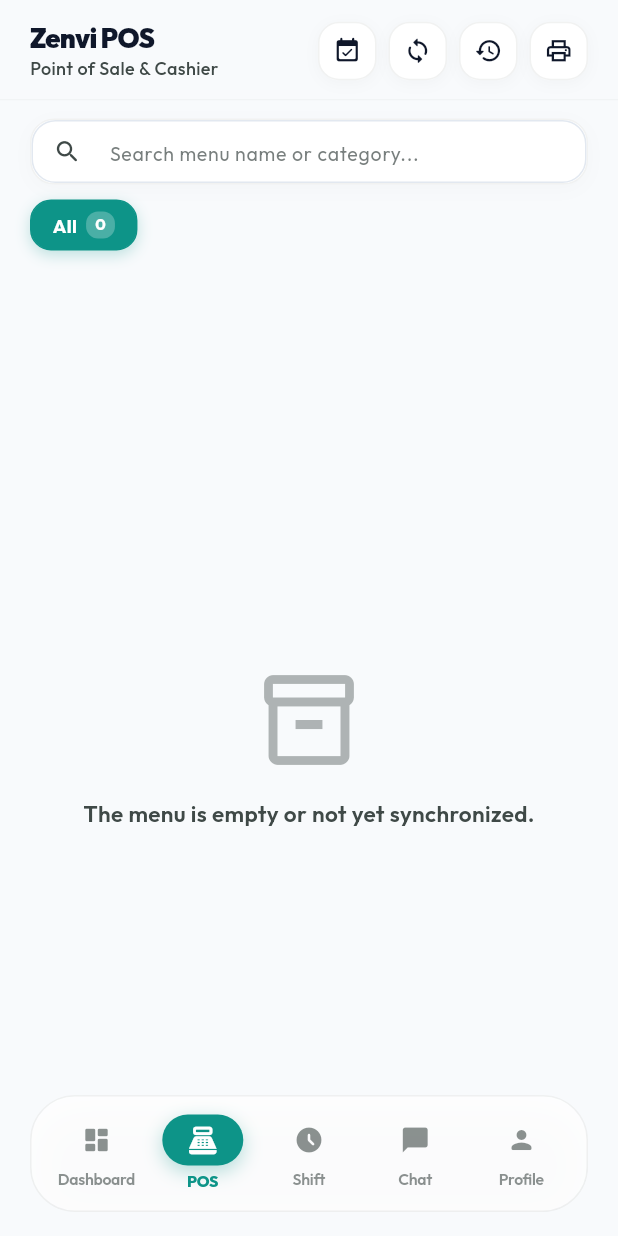
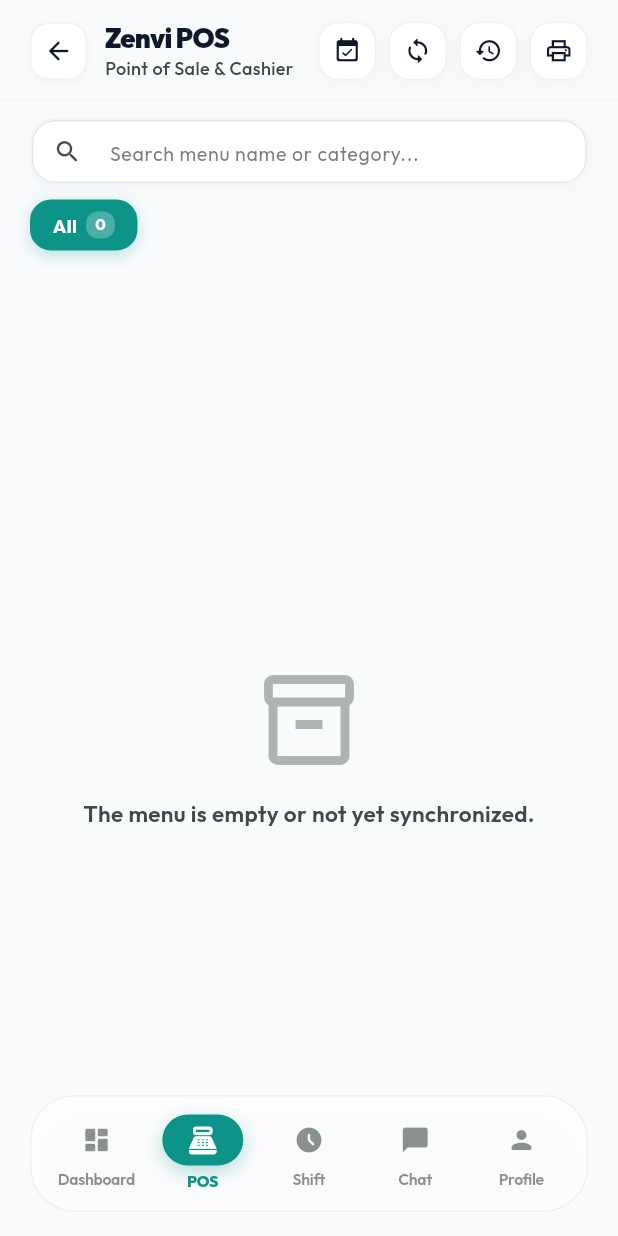
Before and after one commit to deniadamsf/zenvi-app, a Flutter app: the EmployeeDashboardScreen screen opened directly, item 2 of the bottom bar chosen, on a phone screen of 412 x 824 dp. Run offline on Flutter 3.47's test engine with Material 3 defaults, Android fonts, the phone set to English and light mode, and no system bars; drawn by our look-alikes of flutter_animate; our stand-ins replace connectivity_plus, easy_localization, firebase_core, firebase_messaging, fl_chart, flutter_local_notifications and 12 more; missing offline and left inert: blue_thermal_printer, esc_pos_utils_plus, google_mlkit_face_detection; accounts and stored records are empty; network calls fail.

Commit message:
fix(navigation): add back navigation and PopScope handling for cashier POS tab and dashboards

```diff
--- a/frontend_pos/lib/screens/dashboard/employee_dashboard_screen.dart
+++ b/frontend_pos/lib/screens/dashboard/employee_dashboard_screen.dart
@@ -114,6 +114,9 @@ class _EmployeeDashboardScreenState extends State<EmployeeDashboardScreen> {
             final shiftIdx = navItems.indexWhere((item) => item.label == 'shift'.tr());
             if (shiftIdx != -1) _navigateToTab(shiftIdx);
           },
+          onNavigateBack: () {
+            _navigateToTab(0);
+          },
         ),
       ));
     }
@@ -143,7 +146,15 @@ class _EmployeeDashboardScreenState extends State<EmployeeDashboardScreen> {
       _selectedIndex = 0;
     }
 
-    return Scaffold(
+    return PopScope(
+      canPop: _selectedIndex == 0,
+      onPopInvokedWithResult: (didPop, result) {
+        if (didPop) return;
+        setState(() {
+          _selectedIndex = 0;
+        });
+      },
+      child: Scaffold(
         backgroundColor: theme.scaffoldBackgroundColor,
         extendBody: true,
         extendBodyBehindAppBar: true,
@@ -181,6 +192,7 @@ class _EmployeeDashboardScreenState extends State<EmployeeDashboardScreen> {
           ],
         ),
         bottomNavigationBar: isKeyboardOpen ? null : _buildBottomNav(theme, context, navItems),
+      ),
     );
   }
 
--- a/frontend_pos/lib/screens/pos/pos_screen.dart
+++ b/frontend_pos/lib/screens/pos/pos_screen.dart
@@ -22,7 +22,8 @@ import 'reservation_selection_modal.dart';
 
 class POSScreen extends StatefulWidget {
   final VoidCallback? onNavigateToShift;
-  const POSScreen({super.key, this.onNavigateToShift});
+  final VoidCallback? onNavigateBack;
+  const POSScreen({super.key, this.onNavigateToShift, this.onNavigateBack});
 
   @override
   State<POSScreen> createState() => _POSScreenState();
@@ -661,7 +662,42 @@ class _POSScreenState extends State<POSScreen> {
             mainAxisAlignment: MainAxisAlignment.spaceBetween,
             crossAxisAlignment: CrossAxisAlignment.center,
             children: [
-              // Judul POS yang luas (tidak akan terpotong elipsis)
+              // Judul POS yang luas (dengan tombol Back jika ada onNavigateBack atau canPop)
+              Expanded(
+                child: Row(
+                  children: [
+                    if (widget.onNavigateBack != null || Navigator.of(context).canPop()) ...[
+                      Material(
+                        color: Colors.transparent,
+                        child: InkWell(
+                          onTap: () {
+                            if (widget.onNavigateBack != null) {
+                              widget.onNavigateBack!();
+                            } else if (Navigator.of(context).canPop()) {
+                              Navigator.of(context).pop();
+                            }
+                          },
+                          borderRadius: BorderRadius.circular(12),
+                          child: Container(
+                            padding: const EdgeInsets.all(8),
+                            margin: const EdgeInsets.only(right: 12),
+                            decoration: BoxDecoration(
+                              color: theme.colorScheme.surface,
+                              borderRadius: BorderRadius.circular(12),
+                              border: Border.all(color: theme.dividerColor.withValues(alpha: 0.1)),
+                              boxShadow: [
+                                BoxShadow(
+                                  color: theme.shadowColor.withValues(alpha: 0.03),
+                                  blurRadius: 6,
+                                  offset: const Offset(0, 2),
+                                ),
+                              ],
+                            ),
+                            child: Icon(Icons.arrow_back_rounded, size: 20, color: theme.colorScheme.onSurface),
+                          ),
+                        ),
+                      ),
+                    ],
                     Expanded(
                       child: Column(
                         crossAxisAlignment: CrossAxisAlignment.start,
@@ -681,6 +717,9 @@ class _POSScreenState extends State<POSScreen> {
                             style: TextStyle(color: theme.colorScheme.onSurfaceVariant, fontSize: 12, fontWeight: FontWeight.w500),
                             maxLines: 1,
                             overflow: TextOverflow.ellipsis,
+                          ),
+                        ],
+                      ),
                     ),
                   ],
                 ),
```
Also changed, not shown: frontend_pos/lib/screens/dashboard/owner_dashboard_screen.dart (+10 -1 lines). Lines whose indentation alone changed are shown as unchanged.
